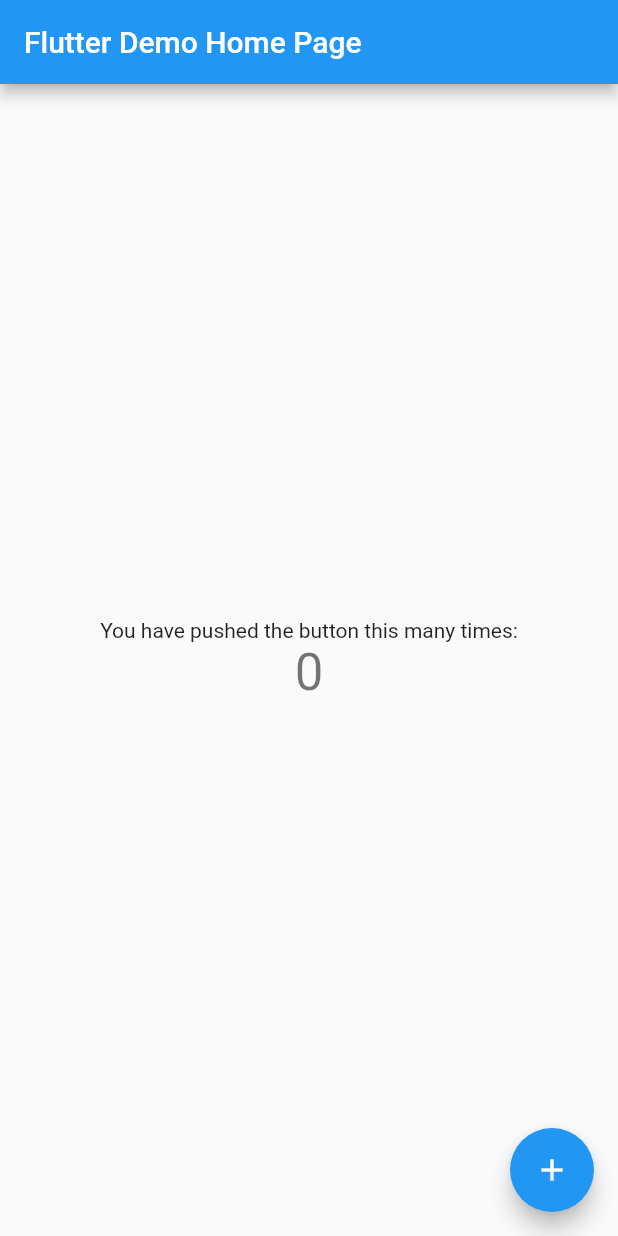
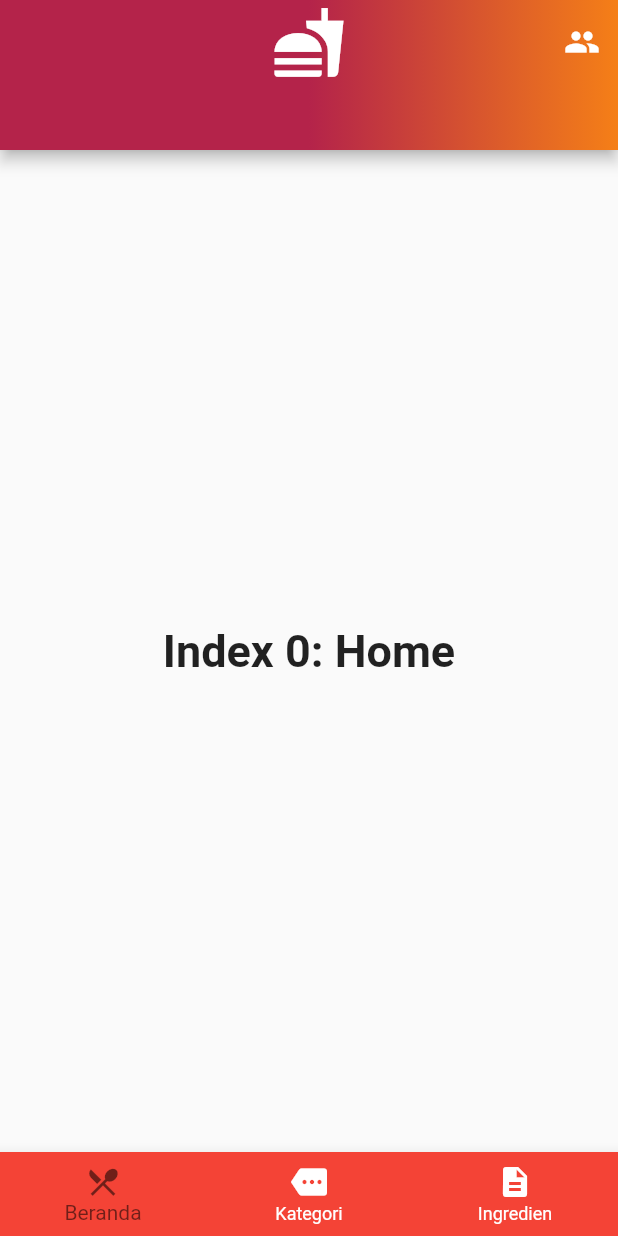
Before and after one commit to andipyk/osg8_group9_final_project, a Flutter app: the screen it shows after launch, on a phone screen of 412 x 824 dp. Run offline on Flutter 3.47's test engine with Material 2 defaults, Android fonts, the phone set to English and light mode, and no system bars.

Commit message:
tampilan blm rapih

```diff
--- a/lib/main.dart
+++ b/lib/main.dart
@@ -3,109 +3,117 @@ import 'package:flutter/material.dart';
 void main() => runApp(MyApp());
 
 class MyApp extends StatelessWidget {
-  // This widget is the root of your application.
   @override
   Widget build(BuildContext context) {
     return MaterialApp(
-      title: 'Flutter Demo',
+      title: 'Food App',
       theme: ThemeData(
-        // This is the theme of your application.
-        //
-        // Try running your application with "flutter run". You'll see the
-        // application has a blue toolbar. Then, without quitting the app, try
-        // changing the primarySwatch below to Colors.green and then invoke
-        // "hot reload" (press "r" in the console where you ran "flutter run",
-        // or simply save your changes to "hot reload" in a Flutter IDE).
-        // Notice that the counter didn't reset back to zero; the application
-        // is not restarted.
         primarySwatch: Colors.blue,
       ),
-      home: MyHomePage(title: 'Flutter Demo Home Page'),
+      home: MyHomePage(),
     );
   }
 }
 
 class MyHomePage extends StatefulWidget {
-  MyHomePage({Key key, this.title}) : super(key: key);
-
-  // This widget is the home page of your application. It is stateful, meaning
-  // that it has a State object (defined below) that contains fields that affect
-  // how it looks.
-
-  // This class is the configuration for the state. It holds the values (in this
-  // case the title) provided by the parent (in this case the App widget) and
-  // used by the build method of the State. Fields in a Widget subclass are
-  // always marked "final".
-
-  final String title;
+  MyHomePage({Key key}) : super(key: key);
+  // final String title;
 
   @override
   _MyHomePageState createState() => _MyHomePageState();
 }
 
 class _MyHomePageState extends State<MyHomePage> {
-  int _counter = 0;
+  int _selectedIndex = 0;
+  Color gradient1 = const Color.fromRGBO(180, 35, 74, 1.0);
+  Color gradient2 = const Color.fromRGBO(180, 35, 74, 1.0);
+  Color gradient3 = const Color.fromRGBO(245, 127, 23, 1.0);
 
-  void _incrementCounter() {
+  Icon foodIcon = const Icon(
+    Icons.fastfood,
+    size: 50.0,
+  );
+
+  static const TextStyle optionStyle =
+      TextStyle(fontSize: 30, fontWeight: FontWeight.bold);
+
+  static const List<Widget> _widgetOptions = <Widget>[
+    Text(
+      'Index 0: Home',
+      style: optionStyle,
+    ),
+    Text(
+      'Index 1: Kategori',
+      style: optionStyle,
+    ),
+    Text(
+      'Index 2: Ingredien',
+      style: optionStyle,
+    ),
+  ];
+
+  void _onItemTapped(int index) {
     setState(() {
-      // This call to setState tells the Flutter framework that something has
-      // changed in this State, which causes it to rerun the build method below
-      // so that the display can reflect the updated values. If we changed
-      // _counter without calling setState(), then the build method would not be
-      // called again, and so nothing would appear to happen.
-      _counter++;
+      _selectedIndex = index;
     });
   }
 
   @override
   Widget build(BuildContext context) {
-    // This method is rerun every time setState is called, for instance as done
-    // by the _incrementCounter method above.
-    //
-    // The Flutter framework has been optimized to make rerunning build methods
-    // fast, so that you can just rebuild anything that needs updating rather
-    // than having to individually change instances of widgets.
     return Scaffold(
-      appBar: AppBar(
-        // Here we take the value from the MyHomePage object that was created by
-        // the App.build method, and use it to set our appbar title.
-        title: Text(widget.title),
+      appBar: PreferredSize(
+        preferredSize: Size.fromHeight(100.0),
+        child: AppBar(
+          title: foodIcon,
+          centerTitle: true,
+          actions: <Widget>[
+            IconButton(
+              icon: Icon(
+                Icons.people,
+                color: Colors.white,
+              ),
+              onPressed: () {},
+            )
+          ],
+
+          // untuk gradient background
+          flexibleSpace: Container(
+            decoration: BoxDecoration(
+                gradient: LinearGradient(
+                    begin: Alignment.centerLeft,
+                    end: Alignment.centerRight,
+                    colors: <Color>[
+                  gradient1,
+                  gradient2,
+                  gradient3,
+                ])),
+          ),
+        ),
       ),
       body: Center(
-        // Center is a layout widget. It takes a single child and positions it
-        // in the middle of the parent.
-        child: Column(
-          // Column is also a layout widget. It takes a list of children and
-          // arranges them vertically. By default, it sizes itself to fit its
-          // children horizontally, and tries to be as tall as its parent.
-          //
-          // Invoke "debug painting" (press "p" in the console, choose the
-          // "Toggle Debug Paint" action from the Flutter Inspector in Android
-          // Studio, or the "Toggle Debug Paint" command in Visual Studio Code)
-          // to see the wireframe for each widget.
-          //
-          // Column has various properties to control how it sizes itself and
-          // how it positions its children. Here we use mainAxisAlignment to
-          // center the children vertically; the main axis here is the vertical
-          // axis because Columns are vertical (the cross axis would be
-          // horizontal).
-          mainAxisAlignment: MainAxisAlignment.center,
-          children: <Widget>[
-            Text(
-              'You have pushed the button this many times:',
-            ),
-            Text(
-              '$_counter',
-              style: Theme.of(context).textTheme.display1,
-            ),
-          ],
-        ),
+        child: _widgetOptions.elementAt(_selectedIndex),
       ),
-      floatingActionButton: FloatingActionButton(
-        onPressed: _incrementCounter,
-        tooltip: 'Increment',
-        child: Icon(Icons.add),
-      ), // This trailing comma makes auto-formatting nicer for build methods.
+      bottomNavigationBar: BottomNavigationBar(
+        unselectedItemColor: Colors.white,
+        selectedItemColor: Colors.black54,
+        backgroundColor: Colors.red,
+        items: const <BottomNavigationBarItem>[
+          BottomNavigationBarItem(
+            icon: Icon(Icons.restaurant_menu),
+            title: Text("Beranda"),
+          ),
+          BottomNavigationBarItem(
+            icon: Icon(Icons.more),
+            title: Text("Kategori"),
+          ),
+          BottomNavigationBarItem(
+            icon: Icon(Icons.description),
+            title: Text("Ingredien"),
+          ),
+        ],
+        currentIndex: _selectedIndex,
+        onTap: _onItemTapped,
+      ),
     );
   }
 }
```
